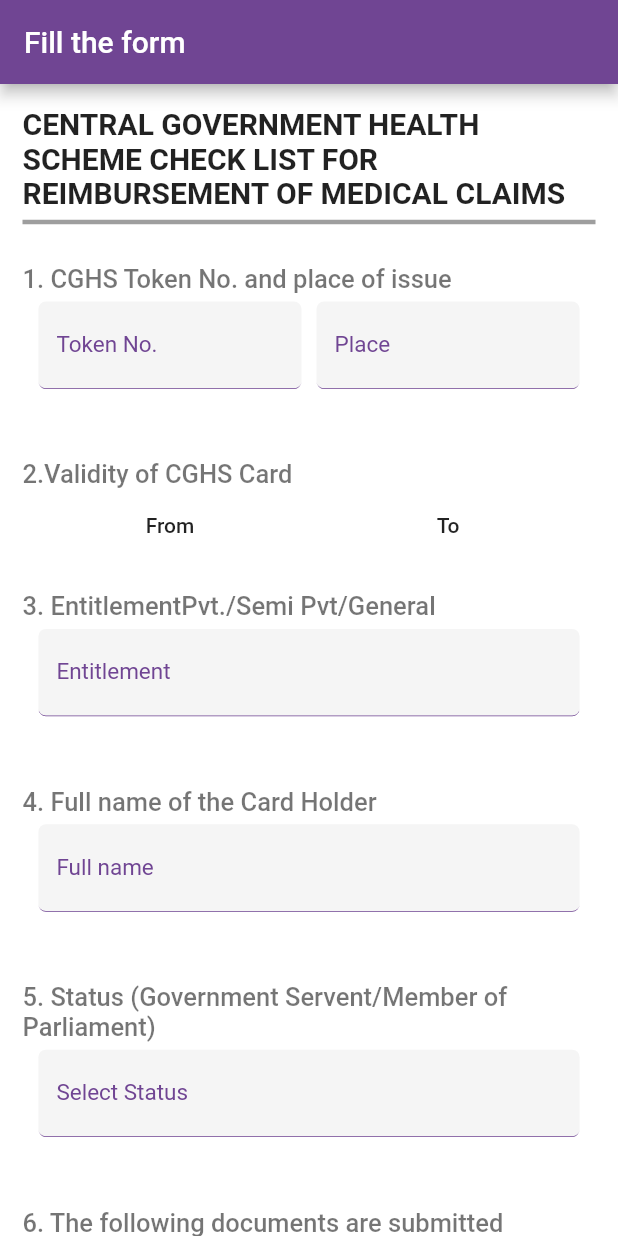
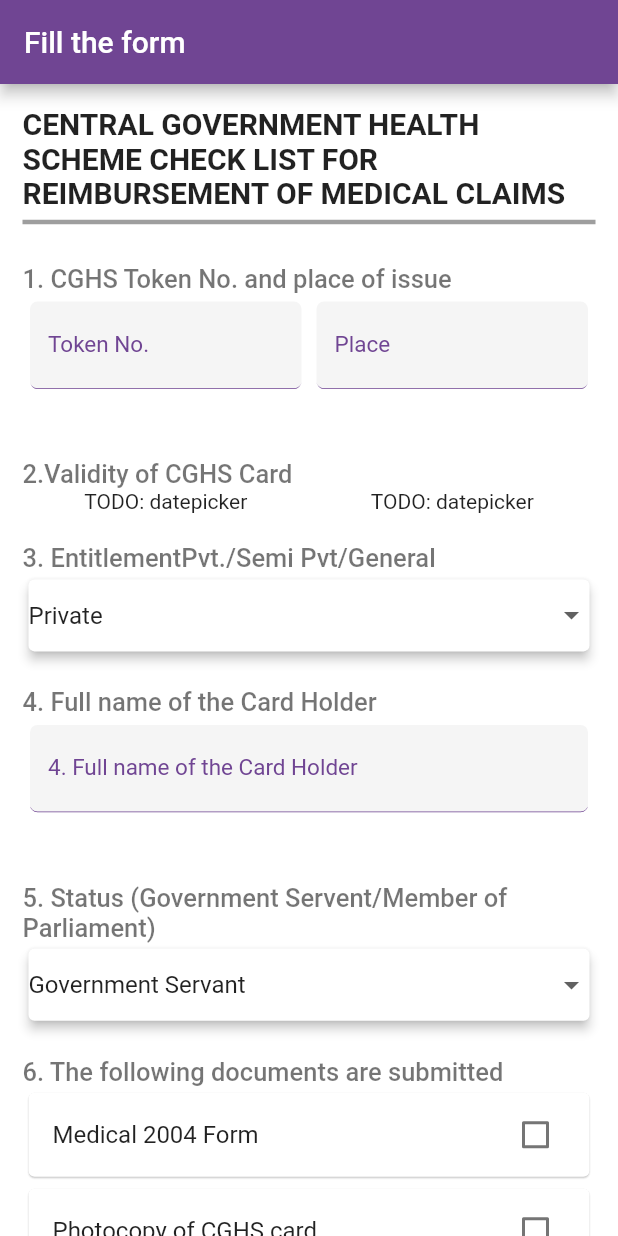
Before and after one commit to ashishpipaliya/PDFGenerator, a Flutter app: the screen it shows after launch, on a phone screen of 412 x 824 dp. Run offline on Flutter 3.47's test engine with Material 2 defaults, Android fonts, the phone set to English and light mode, and no system bars; our stand-ins replace cached_network_image, cloud_firestore, device_info, firebase_auth, firebase_core, firebase_storage and 5 more; accounts and stored records are empty.

Commit message:
page 1 done

```diff
--- a/lib/constants.dart
+++ b/lib/constants.dart
@@ -46,19 +46,20 @@ class SubHeading {
   String copyOfReferral = "Copy of referral by Specialist/CMO";
   String hospitalBreakup =
       "Whether the hospital has given breakup: for lab investigations";
-  String lostPapers =
+  String originalpapersLost =
       "Original papers have been lost & the following documents are submitted";
   String copiesOfClaimPapers = "I. Photocopies of claim papers";
   String affidavitOnStampPaper = "II. Affidavit on Stamp Paper";
 
   String inCaseOfDeath =
-      "(j) Incase of death of card holder the Following documents are submitted";
+      "Incase of death of card holder the Following documents are submitted";
   String affidavitOnStampPaper2 = "I. Affidavit on Stamp paper by Claimant";
   String noObjectionOnStampPaper =
       "II. No objection from other legal Heirs on Stamp papers";
   String copyOfDeathCerti = "III. Copy of death certificate";
 
 //page 2
+  String bankDetails = "Bank Details";
   String bankName = "Name of the Bank";
   String branch = "Branch";
   String accountNumber = "SB A/C No";
@@ -67,4 +68,4 @@ class SubHeading {
 }
 
 List<String> entitlement = ["Private", "Semi Private", "General"];
-List<String> status = ["Govt. Servant", "Member of Parliament"];
+List<String> status = ["Government Servant", "Member of Parliament"];
--- a/lib/pages/form_page/form_page.dart
+++ b/lib/pages/form_page/form_page.dart
@@ -1,9 +1,10 @@
+import 'package:flutter/cupertino.dart';
 import 'package:flutter/material.dart';
-import 'package:flutter_signature_pad/flutter_signature_pad.dart';
 import 'package:pdf_gen/constants.dart';
 import 'package:pdf_gen/pages/form_page/widgets.dart';
 import 'package:pdf_gen/shared/color_palette.dart';
 import 'package:pdf_gen/utils/ui_utils.dart';
+import 'package:pdf_gen/widgets/textfield_widget.dart';
 
 class FormPage extends StatefulWidget {
   @override
@@ -11,22 +12,62 @@ class FormPage extends StatefulWidget {
 }
 
 class _FormPageState extends State<FormPage> {
+  FocusNode tokenNumberNode;
+  FocusNode placeNode;
+  FocusNode fullNameNode;
+  FocusNode numberOfOriginalBillsNode;
+  FocusNode datedNode;
+  FocusNode telephoneNode;
+  FocusNode emailNode;
+  FocusNode bankNameNode;
+  FocusNode branchNode;
+  FocusNode accountNumberNode;
+  FocusNode micrCodeNode;
+  FocusNode telephoneOfBankBranchNode;
+
   @override
-  Widget build(BuildContext context) {
-    final height = UIUtils().size(context).height;
-    final width = UIUtils().size(context).width;
+  void initState() {
+    super.initState();
+
+    tokenNumberNode = FocusNode();
+    placeNode = FocusNode();
+    fullNameNode = FocusNode();
+    numberOfOriginalBillsNode = FocusNode();
+    datedNode = FocusNode();
+    telephoneNode = FocusNode();
+    emailNode = FocusNode();
+    bankNameNode = FocusNode();
+    branchNode = FocusNode();
+    accountNumberNode = FocusNode();
+    micrCodeNode = FocusNode();
+    telephoneOfBankBranchNode = FocusNode();
+  }
+
+  @override
+  void dispose() {
+    tokenNumberNode.dispose();
+    placeNode.dispose();
+    numberOfOriginalBillsNode.dispose();
+    datedNode.dispose();
+    telephoneNode.dispose();
+    emailNode.dispose();
+    bankNameNode.dispose();
+    branchNode.dispose();
+    accountNumberNode.dispose();
+    micrCodeNode.dispose();
+    telephoneOfBankBranchNode.dispose();
+    super.dispose();
+  }
 
   MegaHeading megaHeading = MegaHeading();
   Heading heading = Heading();
   SubHeading subHeading = SubHeading();
 
-    TextEditingController tokenNo = TextEditingController();
-    TextEditingController place = TextEditingController();
+  // onChanged variables for Dropdowns
+  String _entitlementSelected = entitlement[0];
+  String _statusSelected = status[0];
 
-    double twoFieldWidth = width * 0.45;
-    double singleFieldWidth = width * 0.9;
-
-    // onChnaged variables for checkbox
+  // onChnaged variables for checkboxes
   bool _medical2004Form = false;
   bool _hospitalBreakup = false;
   bool _copyOfReferral = false;
@@ -46,6 +87,11 @@ class _FormPageState extends State<FormPage> {
 
   Map<String, String> userInputs = {};
 
+  @override
+  Widget build(BuildContext context) {
+    final height = UIUtils().size(context).height;
+    final width = UIUtils().size(context).width;
+
     return Scaffold(
       appBar: AppBar(
         title: Text("Fill the form"),
@@ -61,106 +107,134 @@ class _FormPageState extends State<FormPage> {
             children: [
               titleText(megaHeading.megaTitle1),
               normalTitleText(heading.tokenAndPlace),
-              Wrap(
-                direction: Axis.horizontal,
-                alignment: WrapAlignment.spaceBetween,
+              Row(
+                mainAxisAlignment: MainAxisAlignment.spaceBetween,
                 children: [
-                  Container(
-                    width: twoFieldWidth,
+                  Flexible(
+                    child: Container(
                       child: FormFieldWidget(
-                      controller: tokenNo,
                         labelText: "Token No.",
                         onChanged: (value) {
                           userInputs["token_no"] = value;
                           print(userInputs);
                         },
+                        focusNode: tokenNumberNode,
+                        onSubmitted: (_) {
+                          FocusScope.of(context).requestFocus(placeNode);
+                        },
                       ),
                     ),
-                  Container(
-                    width: twoFieldWidth,
+                  ),
+                  Flexible(
+                    child: Container(
                       child: FormFieldWidget(
-                      controller: place,
                         labelText: "Place",
                         onChanged: (value) {
                           userInputs["place"] = value;
                           print(userInputs);
                         },
+                        focusNode: placeNode,
+                        onSubmitted: (_) {
+                          FocusScope.of(context).requestFocus(fullNameNode);
+                        },
+                      ),
                     ),
                   ),
                 ],
               ),
               normalTitleText(heading.validityOfcghsCard),
-              Wrap(
-                //TODO
-                direction: Axis.horizontal,
-                alignment: WrapAlignment.spaceBetween,
+              Row(
+                mainAxisAlignment: MainAxisAlignment.spaceAround,
+                //TODO datepicker
+
+                children: [Text("TODO: datepicker"), Text("TODO: datepicker")],
+              ),
+              normalTitleText(heading.entitlement),
+              Row(
+                mainAxisSize: MainAxisSize.min,
                 children: [
-                  Container(
-                    width: twoFieldWidth,
-                    child: FlatButton(
-                      onPressed: () {},
-                      child: Text(from),
+                  Expanded(
+                    child: DropdownButtonHideUnderline(
+                      child: Card(
+                        elevation: 3.0,
+                        child: DropdownButton(
+                          value: _entitlementSelected,
+                          items: entitlement.map((String item) {
+                            return DropdownMenuItem<String>(
+                              value: item,
+                              child: Text(item),
+                            );
+                          }).toList(),
+                          onChanged: (String value) {
+                            setState(() {
+                              this._entitlementSelected = value;
+                              userInputs["entitlement"] = value;
+                              print(userInputs);
+                            });
+                          },
+                          dropdownColor: ColorPalette.superlightPurple,
                         ),
                       ),
-                  Container(
-                    width: twoFieldWidth,
-                    child: FlatButton(
-                      onPressed: () {},
-                      child: Text(to),
                     ),
-                  ),
-                ],
-              ),
-              normalTitleText(heading.entitlement),
-              Wrap(
-                //TODO
-                direction: Axis.horizontal,
-                alignment: WrapAlignment.spaceBetween,
-                children: [
-                  Container(
-                    width: singleFieldWidth,
-                    child: FormFieldWidget(
-                      labelText: "Entitlement",
-                    ),
-                  ),
+                  )
                 ],
               ),
               normalTitleText(heading.fullName),
-              Wrap(
-                direction: Axis.horizontal,
-                alignment: WrapAlignment.spaceBetween,
+              Row(
+                mainAxisAlignment: MainAxisAlignment.spaceBetween,
                 children: [
-                  Container(
-                    width: singleFieldWidth,
+                  Flexible(
+                    child: Container(
                       child: FormFieldWidget(
-                      labelText: "Full name",
+                        labelText: heading.fullName,
                         onChanged: (value) {
                           userInputs["full_name"] = value;
                           print(userInputs);
                         },
+                        focusNode: fullNameNode,
+                        onSubmitted: (_) {
+                          FocusScope.of(context)
+                              .requestFocus(numberOfOriginalBillsNode);
+                        },
+                      ),
                     ),
                   ),
                 ],
               ),
               normalTitleText(heading.status),
-              Wrap(
-                direction: Axis.horizontal,
-                alignment: WrapAlignment.spaceBetween,
+              Row(
+                mainAxisSize: MainAxisSize.min,
                 children: [
-                  Container(
-                    width: singleFieldWidth,
-                    child: FormFieldWidget(
-                      labelText: "Select Status",
-                      //  TODO: DropDown
+                  Expanded(
+                    child: Card(
+                      elevation: 3.0,
+                      child: DropdownButtonHideUnderline(
+                        child: DropdownButton(
+                          value: _statusSelected,
+                          items: status.map((String dropdownItem) {
+                            return DropdownMenuItem<String>(
+                              value: dropdownItem,
+                              child: Text(dropdownItem),
+                            );
+                          }).toList(),
+                          onChanged: (String value) {
+                            setState(() {
+                              this._statusSelected = value;
+                              userInputs["status"] = value;
+                              print(userInputs);
+                            });
+                          },
+                          dropdownColor: ColorPalette.superlightPurple,
+                        ),
+                      ),
                     ),
                   ),
                 ],
               ),
               normalTitleText(heading.documentsAreSubmitted),
-              Wrap(
-                direction: Axis.horizontal,
-                alignment: WrapAlignment.center,
-                crossAxisAlignment: WrapCrossAlignment.center,
+              Column(
+                mainAxisAlignment: MainAxisAlignment.start,
+                crossAxisAlignment: CrossAxisAlignment.stretch,
                 children: [
                   Card(
                     elevation: 0.5,
@@ -293,24 +367,29 @@ class _FormPageState extends State<FormPage> {
                       );
                     }),
                   ),
-                  Container(
-                    width: singleFieldWidth,
+                  Row(
+                    children: [
+                      Flexible(
                         child: FormFieldWidget(
                           labelText: subHeading.numberOfOriginalBills,
                           onChanged: (value) {
                             userInputs["number_of_original_bills"] = value;
                             print(userInputs);
                           },
+                          focusNode: numberOfOriginalBillsNode,
+                          onSubmitted: (_) {
+                            FocusScope.of(context).requestFocus(datedNode);
+                          },
                         ),
                       ),
                     ],
                   ),
-              smallTitleText(
-                  "Original papers have been lost & the following documents are submitted"),
-              Wrap(
-                  direction: Axis.horizontal,
-                  alignment: WrapAlignment.center,
-                  crossAxisAlignment: WrapCrossAlignment.center,
+                ],
+              ),
+              smallTitleText(subHeading.originalpapersLost),
+              Column(
+                  mainAxisAlignment: MainAxisAlignment.start,
+                  crossAxisAlignment: CrossAxisAlignment.stretch,
                   children: [
                     Card(
                       elevation: 0.5,
@@ -353,12 +432,10 @@ class _FormPageState extends State<FormPage> {
                       }),
                     ),
                   ]),
-              smallTitleText(
-                  "Incase of death of card holder the following documents are submitted"),
-              Wrap(
-                  direction: Axis.horizontal,
-                  alignment: WrapAlignment.center,
-                  crossAxisAlignment: WrapCrossAlignment.center,
+              smallTitleText(subHeading.inCaseOfDeath),
+              Column(
+                  mainAxisAlignment: MainAxisAlignment.start,
+                  crossAxisAlignment: CrossAxisAlignment.stretch,
                   children: [
                     Card(
                       elevation: 0.5,
@@ -421,48 +498,68 @@ class _FormPageState extends State<FormPage> {
                       }),
                     ),
                   ]),
-              Wrap(
-                direction: Axis.horizontal,
-                alignment: WrapAlignment.center,
-                crossAxisAlignment: WrapCrossAlignment.center,
+              Column(
+                mainAxisAlignment: MainAxisAlignment.start,
+                crossAxisAlignment: CrossAxisAlignment.stretch,
                 children: [
-                  Container(
-                    width: singleFieldWidth,
+                  Row(
+                    children: [
+                      Flexible(
                         child: FormFieldWidget(
                           labelText: "Dated",
                           onChanged: (value) {
-                        //TODO
+                            //TODO datepicker
                             userInputs["dated"] = value;
                             print(userInputs);
                           },
+                          focusNode: datedNode,
+                          onSubmitted: (_) {
+                            FocusScope.of(context).requestFocus(telephoneNode);
+                          },
                         ),
                       ),
-                  Container(
-                    width: singleFieldWidth,
+                    ],
+                  ),
+                  Row(
+                    children: [
+                      Flexible(
                         child: FormFieldWidget(
                           labelText: "Telephone No.",
                           onChanged: (value) {
                             userInputs["telephone_no"] = value;
                             print(userInputs);
                           },
+                          focusNode: telephoneNode,
+                          onSubmitted: (_) {
+                            FocusScope.of(context).requestFocus(emailNode);
+                          },
                         ),
                       ),
-                  Container(
-                    width: singleFieldWidth,
+                    ],
+                  ),
+                  Row(
+                    children: [
+                      Flexible(
                         child: FormFieldWidget(
                           labelText: "E-mail Address",
                           onChanged: (value) {
                             userInputs["email_address"] = value;
                             print(userInputs);
                           },
+                          focusNode: emailNode,
+                          onSubmitted: (_) {
+                            FocusScope.of(context).requestFocus(bankNameNode);
+                          },
                         ),
+                      ),
+                    ],
                   ),
                   Container(
                     height: 200,
+                    width: width,
                     color: ColorPalette.cream,
-                    width: singleFieldWidth,
                     child: Center(
-                      //TODO
+                      //TODO Signature Pad
                       child: Center(
                         child: Text("Signature of CGHS card holder Logic Here"),
                       ),
@@ -470,61 +567,97 @@ class _FormPageState extends State<FormPage> {
                   ),
                 ],
               ),
-              smallTitleText("Bank Details"),
-              Wrap(
-                direction: Axis.horizontal,
-                alignment: WrapAlignment.center,
-                crossAxisAlignment: WrapCrossAlignment.center,
+              smallTitleText(subHeading.bankDetails),
+              Column(
+                mainAxisAlignment: MainAxisAlignment.start,
+                crossAxisAlignment: CrossAxisAlignment.stretch,
                 children: [
-                  Container(
-                    width: singleFieldWidth,
+                  Row(
+                    children: [
+                      Flexible(
                         child: FormFieldWidget(
                           labelText: subHeading.bankName,
                           onChanged: (value) {
                             userInputs["bank_name"] = value;
                             print(userInputs);
                           },
+                          focusNode: bankNameNode,
+                          onSubmitted: (_) {
+                            FocusScope.of(context).requestFocus(branchNode);
+                          },
                         ),
                       ),
-                  Container(
-                    width: singleFieldWidth,
+                    ],
+                  ),
+                  Row(
+                    children: [
+                      Flexible(
                         child: FormFieldWidget(
                           labelText: subHeading.branch,
                           onChanged: (value) {
                             userInputs["bank_branch"] = value;
                             print(userInputs);
                           },
+                          focusNode: branchNode,
+                          onSubmitted: (_) {
+                            FocusScope.of(context)
+                                .requestFocus(accountNumberNode);
+                          },
                         ),
                       ),
-                  Container(
-                    width: singleFieldWidth,
+                    ],
+                  ),
+                  Row(
+                    children: [
+                      Flexible(
                         child: FormFieldWidget(
                           labelText: subHeading.accountNumber,
                           onChanged: (value) {
                             userInputs["account_number"] = value;
                             print(userInputs);
                           },
+                          focusNode: accountNumberNode,
+                          onSubmitted: (_) {
+                            FocusScope.of(context).requestFocus(micrCodeNode);
+                          },
                         ),
                       ),
-                  Container(
-                    width: singleFieldWidth,
+                    ],
+                  ),
+                  Row(
+                    children: [
+                      Flexible(
                         child: FormFieldWidget(
                           labelText: subHeading.micrCode,
                           onChanged: (value) {
                             userInputs["micr_code"] = value;
                             print(userInputs);
                           },
+                          focusNode: micrCodeNode,
+                          onSubmitted: (_) {
+                            FocusScope.of(context)
+                                .requestFocus(telephoneOfBankBranchNode);
+                          },
                         ),
                       ),
-                  Container(
-                    width: singleFieldWidth,
+                    ],
+                  ),
+                  Row(
+                    children: [
+                      Flexible(
                         child: FormFieldWidget(
                           labelText: subHeading.telephoneOfBankBranch,
                           onChanged: (value) {
                             userInputs["telephone_of_bankbranch"] = value;
                             print(userInputs);
                           },
+                          focusNode: telephoneOfBankBranchNode,
+                          onSubmitted: (_) {
+                            FocusScope.of(context).unfocus();
+                          },
                         ),
+                      ),
+                    ],
                   ),
                 ],
               ),
@@ -535,18 +668,17 @@ class _FormPageState extends State<FormPage> {
     );
   }
 
-  DateTime dateFrom = DateTime.now();
   DateTime dateTo = DateTime.now();
 
-  Future<Null> selectDate(BuildContext context) async {
+  selectDate(BuildContext context, String type) async {
     final DateTime picked = await showDatePicker(
         context: context,
-        initialDate: dateFrom,
+        initialDate: DateTime.now(),
         firstDate: DateTime(2015, 8),
         lastDate: DateTime(2022, 8));
-    if (picked != null && picked != dateFrom)
+    if (picked != null)
       setState(() {
-        dateFrom = picked;
+        type = picked.toLocal().toString().split(" ")[0];
       });
   }
 }
--- a/lib/pages/form_page/widgets.dart
+++ b/lib/pages/form_page/widgets.dart
@@ -6,6 +6,7 @@ class FormFieldWidget extends StatelessWidget {
   final TextEditingController controller;
   final void Function(String) onChanged;
   final void Function(String) onSubmitted;
+  final FocusNode focusNode;
 
   const FormFieldWidget({
     Key key,
@@ -13,6 +14,7 @@ class FormFieldWidget extends StatelessWidget {
     this.controller,
     this.onChanged,
     this.onSubmitted,
+    this.focusNode,
   }) : super(key: key);
   @override
   Widget build(BuildContext context) {
@@ -23,6 +25,7 @@ class FormFieldWidget extends StatelessWidget {
         textAlignVertical: TextAlignVertical.center,
         onChanged: onChanged,
         onFieldSubmitted: onSubmitted,
+        focusNode: focusNode,
         textInputAction: TextInputAction.next,
         decoration: InputDecoration(
             labelText: labelText,
--- a/lib/shared/color_palette.dart
+++ b/lib/shared/color_palette.dart
@@ -6,6 +6,6 @@ class ColorPalette {
   static const Color errorRed = const Color(0xffe63946);
   static const Color darkPurple = const Color(0xff704593);
   static const Color lightPurple = const Color(0xff8855b4);
-  static const Color superlightPurple = const Color(0xffc1a6d8);
+  static const Color superlightPurple = const Color(0xfff3edf7);
   static const Color cream = const Color(0xfff1faee);
 }
--- a/pubspec.yaml
+++ b/pubspec.yaml
@@ -42,7 +42,6 @@ dependencies:
   image_cropper: ^1.3.1
   cached_network_image: ^2.3.2+1
   flutter_signature_pad: ^2.0.2
-  flutter_datetime_picker: ^1.4.0
 
 dev_dependencies:
   flutter_test:
```
Also changed, not shown: pubspec.lock. Lines whose indentation alone changed are shown as unchanged.
